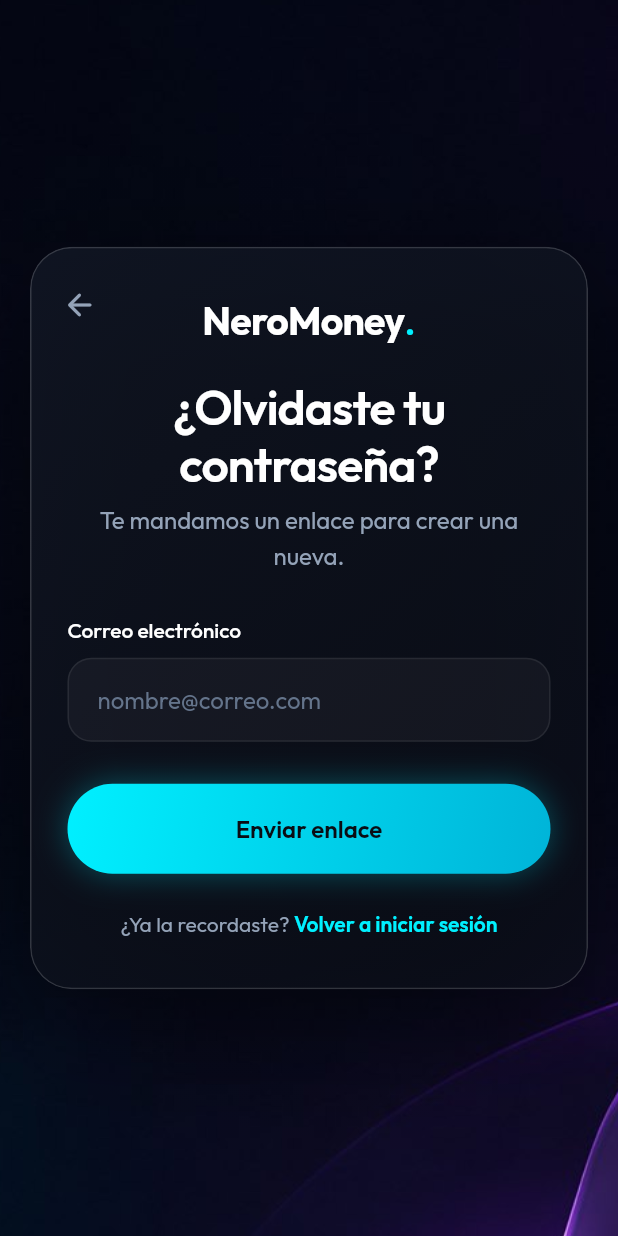
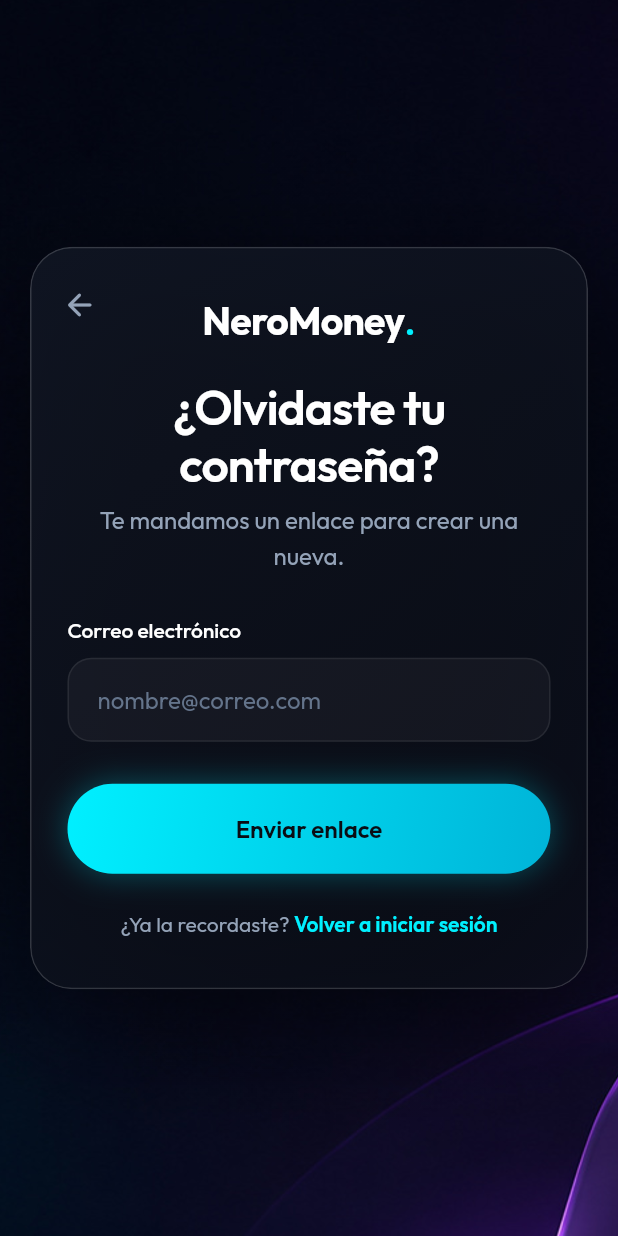
Before and after one commit to xDaSerr/NeroMoneyApp, a Flutter app: the screen it shows after launch, after a tap on "Iniciar sesión", after a tap on "¿Olvidaste tu contraseña?", on a phone screen of 412 x 824 dp. Run offline on Flutter 3.47's test engine with Material 3 defaults, Android fonts, the phone set to English and light mode, and no system bars; our stand-ins replace cloud_firestore, cloud_functions, firebase_auth, firebase_core, flutter_animate, flutter_local_notifications and 10 more; accounts and stored records are empty.

Commit message:
Fondo de acceso más nítido: JPG sin submuestreo de color, filtro bicúbico y menos zoom
Co-Authored-By: Claude Opus 5.5 <noreply@anthropic.com>

```diff
--- a/neromoney_app/lib/features/auth/widgets/fondo_acceso.dart
+++ b/neromoney_app/lib/features/auth/widgets/fondo_acceso.dart
@@ -47,12 +47,18 @@ class _FondoAccesoState extends State<FondoAcceso>
         AnimatedBuilder(
           animation: _zoom,
           builder: (context, child) => Transform.scale(
-            scale: 1 + 0.07 * Curves.easeInOut.transform(_zoom.value),
+            // Solo 3%: cada punto de zoom agranda los píxeles de la imagen y
+            // con 7% ya se notaba borrosa en monitores grandes.
+            scale: 1 + 0.03 * Curves.easeInOut.transform(_zoom.value),
             child: child,
           ),
           child: Image.asset(
             FondoAcceso.ruta,
             fit: BoxFit.cover,
+            // En pantallas más grandes que la imagen hay que agrandarla; el
+            // filtro "high" (bicúbico) la deja más nítida que el de por
+            // defecto.
+            filterQuality: FilterQuality.high,
             // Aparece con un fundido en vez de "saltar" cuando termina de
             // decodificarse.
             frameBuilder: (context, child, frame, sincrono) => AnimatedOpacity(
```
Also changed, not shown: neromoney_app/assets/img/fondo_auth.jpg.
